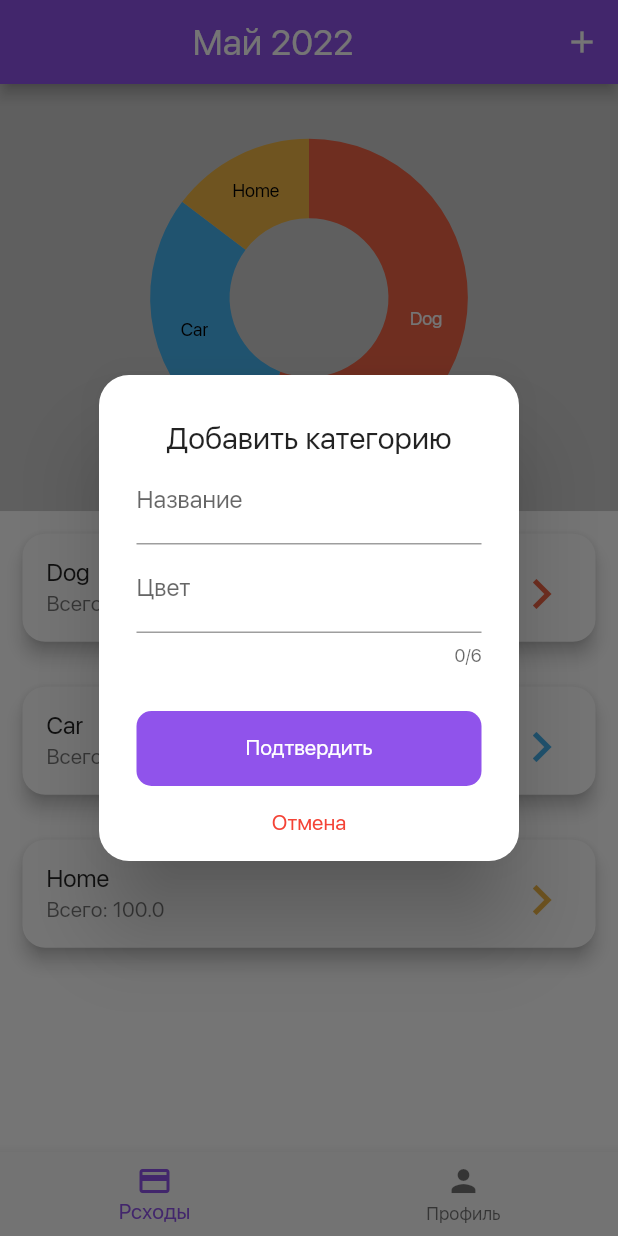
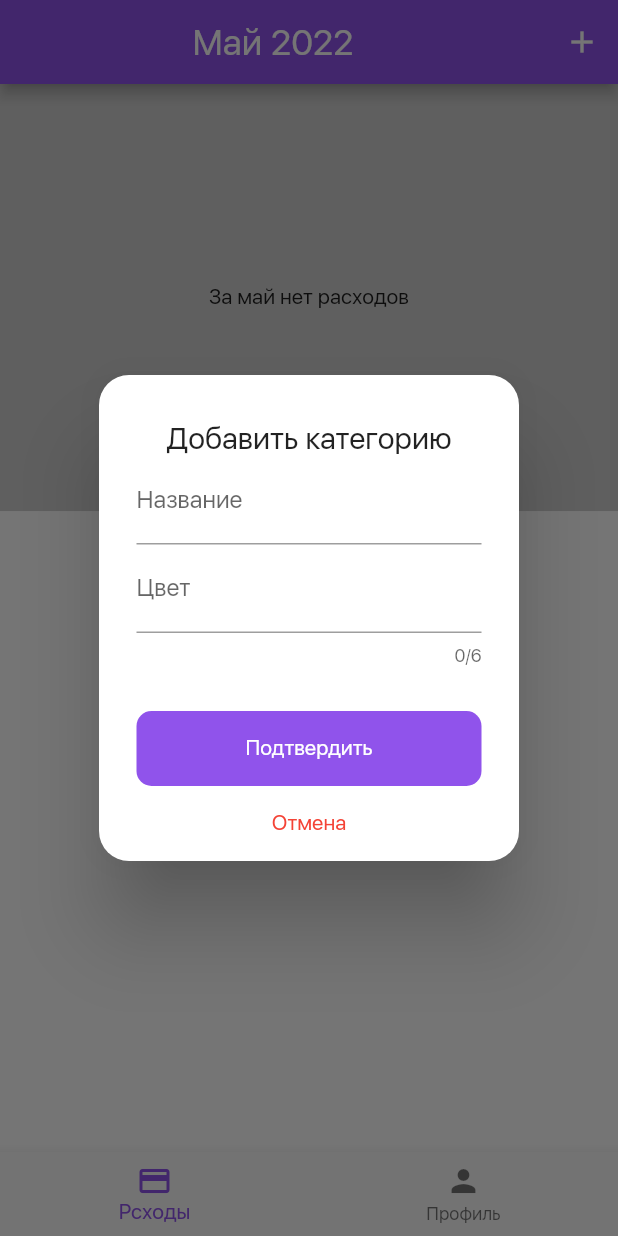
Before and after one commit to iaroshuk-dmitrii/money_tracker, a Flutter app: the screen it shows after launch, after a tap on "Войти", after a tap on the "add" icon, on a phone screen of 412 x 824 dp. Run offline on Flutter 3.47's test engine with Material 2 defaults, Android fonts, the phone set to English and light mode, and no system bars; our stand-ins replace basic_utils, bloc, cloud_firestore, firebase_auth, firebase_core, firebase_storage and 4 more; accounts and stored records are empty; network calls fail.

Commit message:
Добавление списка групп расходов в firestore

```diff
--- /dev/null
+++ b/lib/business_logic/firestore_bloc.dart
@@ -0,0 +1,89 @@
+import 'dart:async';
+import 'package:bloc/bloc.dart';
+import 'package:cloud_firestore/cloud_firestore.dart';
+import 'package:firebase_auth/firebase_auth.dart';
+import 'package:money_tracker/models/costs_group.dart';
+import 'package:money_tracker/repositories/auth_repository.dart';
+import 'package:money_tracker/repositories/firestore_repository.dart';
+
+class FirestoreBloc extends Bloc<FirestoreDataEvent, FirestoreState> {
+  final FirestoreRepository _firestoreRepository;
+  final AuthRepository _authRepository;
+  StreamSubscription<User?>? _userSubscription;
+  StreamSubscription<QuerySnapshot?>? _costGroupSubscription;
+
+  FirestoreBloc({
+    required FirestoreRepository firestoreRepository,
+    required AuthRepository authRepository,
+  })  : _firestoreRepository = firestoreRepository,
+        _authRepository = authRepository,
+        super(FirestoreState([])) {
+    on<UserChangedEvent>((event, emit) async {
+      print('FirestoreBloc: DataChangedEvent');
+      _costGroupSubscription?.cancel();
+      final user = event.user;
+      if (user != null) {
+        _costGroupSubscription = _firestoreRepository.groupSnapshot(userId: user.uid).listen((snapshot) {
+          add(CostGroupChangedEvent(snapshot));
+        });
+      }
+    });
+    on<CostGroupChangedEvent>((event, emit) async {
+      print('FirestoreBloc: CostGroupChangedEvent');
+      List<CostsGroup> costsGroups = [];
+      List<QueryDocumentSnapshot<Object?>> snapshots = event.snapshot?.docs ?? [];
+      for (QueryDocumentSnapshot<Object?> snapshot in snapshots) {
+        CostsGroup group = CostsGroup.fromQueryDocumentSnapshot(snapshot);
+        costsGroups.add(group);
+        print('costsGroup = ${group.toString()}');
+      }
+      emit(FirestoreState(costsGroups));
+    });
+    on<CostDataChangedEvent>((event, emit) async {
+      print('FirestoreBloc: CostGroupChangedEvent');
+    });
+    on<MonthDataChangedEvent>((event, emit) async {
+      print('FirestoreBloc: CostGroupChangedEvent');
+    });
+
+    _userSubscription = _authRepository.user.listen((user) {
+      add(UserChangedEvent(user));
+    });
+  }
+
+  @override
+  Future<void> close() {
+    _costGroupSubscription?.cancel();
+    _userSubscription?.cancel();
+    return super.close();
+  }
+}
+
+//------------------------------
+abstract class FirestoreDataEvent {}
+
+class UserChangedEvent extends FirestoreDataEvent {
+  final User? user;
+  UserChangedEvent(this.user);
+}
+
+class CostGroupChangedEvent extends FirestoreDataEvent {
+  QuerySnapshot? snapshot;
+  CostGroupChangedEvent(this.snapshot);
+}
+
+class CostDataChangedEvent extends FirestoreDataEvent {
+  QuerySnapshot? snapshot;
+  CostDataChangedEvent(this.snapshot);
+}
+
+class MonthDataChangedEvent extends FirestoreDataEvent {
+  DateTime dateTime;
+  MonthDataChangedEvent(this.dateTime);
+}
+
+//------------------------------
+class FirestoreState {
+  List<CostsGroup> costsGroups;
+  FirestoreState(this.costsGroups);
+}
--- a/lib/business_logic/group_cubit.dart
+++ b/lib/business_logic/group_cubit.dart
@@ -1,9 +1,19 @@
+import 'package:firebase_auth/firebase_auth.dart';
 import 'package:flutter_bloc/flutter_bloc.dart';
 import 'package:money_tracker/models/costs_group.dart';
+import 'package:money_tracker/repositories/auth_repository.dart';
+import 'package:money_tracker/repositories/firestore_repository.dart';
 
 class GroupCubit extends Cubit<GroupState> {
-  GroupCubit()
-      : super(const GroupState(
+  final FirestoreRepository _firestoreRepository;
+  final AuthRepository _authRepository;
+
+  GroupCubit({
+    required FirestoreRepository firestoreRepository,
+    required AuthRepository authRepository,
+  })  : _firestoreRepository = firestoreRepository,
+        _authRepository = authRepository,
+        super(const GroupState(
           name: '',
           intColor: '',
           status: GroupStatus.initial,
@@ -29,26 +39,32 @@ class GroupCubit extends Cubit<GroupState> {
     print('createGroup');
     emit(state.copyWith(status: GroupStatus.inProgress));
     try {
-      //TODO
+      User? user = await _authRepository.getCurrentUser();
+      if (user != null) {
         CostsGroup group = CostsGroup(
           name: state.name,
-        color: int.parse("FF" + state.intColor, radix: 16),
+          color: int.parse(state.intColor, radix: 16),
           costs: [],
         );
-      print(group.toString());
+        await _firestoreRepository.addGroup(userId: user.uid, group: group);
         emit(state.copyWith(status: GroupStatus.success, group: group));
+      }
     } catch (e) {
       print(e.toString());
       emit(state.copyWith(status: GroupStatus.error, error: e.toString()));
     }
   }
 
-  Future<void> deleteGroup(CostsGroup costsGroup) async {
+  Future<void> deleteGroup(CostsGroup group) async {
     print('deleteGroup');
     emit(state.copyWith(status: GroupStatus.inProgress));
     try {
-      //TODO
+      User? user = await _authRepository.getCurrentUser();
+      if (user != null) {
+        await _firestoreRepository.deleteGroup(userId: user.uid, group: group);
+        //TODO удалить документы пользователей
         emit(state.copyWith(status: GroupStatus.success));
+      }
     } catch (e) {
       print(e.toString());
       emit(state.copyWith(status: GroupStatus.error, error: e.toString()));
--- a/lib/main.dart
+++ b/lib/main.dart
@@ -4,12 +4,14 @@ import 'package:flutter_bloc/flutter_bloc.dart';
 import 'package:intl/intl.dart';
 import 'package:money_tracker/business_logic/auth_bloc.dart';
 import 'package:money_tracker/business_logic/cost_cubit.dart';
+import 'package:money_tracker/business_logic/firestore_bloc.dart';
 import 'package:money_tracker/business_logic/group_cubit.dart';
 import 'package:money_tracker/business_logic/image_picker_bloc.dart';
 import 'package:money_tracker/business_logic/login_cubit.dart';
 import 'package:money_tracker/business_logic/main_tabs_bloc.dart';
 import 'package:money_tracker/business_logic/profile_bloc.dart';
 import 'package:money_tracker/repositories/auth_repository.dart';
+import 'package:money_tracker/repositories/firestore_repository.dart';
 import 'package:money_tracker/repositories/storage_repository.dart';
 import 'package:money_tracker/ui/navigation.dart';
 import 'package:money_tracker/ui/theme.dart';
@@ -32,6 +34,7 @@ class MyApp extends StatelessWidget {
       providers: [
         RepositoryProvider(create: (BuildContext context) => AuthRepository()),
         RepositoryProvider(create: (BuildContext context) => StorageRepository()),
+        RepositoryProvider(create: (BuildContext context) => FirestoreRepository()),
       ],
       child: MultiBlocProvider(
         providers: [
@@ -41,11 +44,22 @@ class MyApp extends StatelessWidget {
           BlocProvider<ImagePickerBloc>(create: (context) => ImagePickerBloc()),
           BlocProvider<ProfileBloc>(
             create: (context) => ProfileBloc(
-                authRepository: context.read<AuthRepository>(), storageRepository: context.read<StorageRepository>()),
+              authRepository: context.read<AuthRepository>(),
+              storageRepository: context.read<StorageRepository>(),
+            ),
             lazy: false,
           ),
-          BlocProvider<GroupCubit>(create: (context) => GroupCubit()),
+          BlocProvider<GroupCubit>(
+              create: (context) => GroupCubit(
+                  authRepository: context.read<AuthRepository>(),
+                  firestoreRepository: context.read<FirestoreRepository>())),
           BlocProvider<CostCubit>(create: (context) => CostCubit()),
+          BlocProvider<FirestoreBloc>(
+            create: (context) => FirestoreBloc(
+                authRepository: context.read<AuthRepository>(),
+                firestoreRepository: context.read<FirestoreRepository>()),
+            lazy: false,
+          ),
         ],
         child: MaterialApp(
           theme: AppTheme.light,
--- a/lib/ui/screens/cost_accounting_screen.dart
+++ b/lib/ui/screens/cost_accounting_screen.dart
@@ -4,6 +4,7 @@ import 'package:flutter/services.dart';
 import 'package:flutter_bloc/flutter_bloc.dart';
 import 'package:intl/intl.dart';
 import 'package:money_tracker/business_logic/cost_cubit.dart';
+import 'package:money_tracker/business_logic/firestore_bloc.dart';
 import 'package:money_tracker/business_logic/group_cubit.dart';
 import 'package:money_tracker/models/costs_group.dart';
 import 'package:money_tracker/ui/constants.dart';
@@ -13,34 +14,12 @@ import 'package:money_tracker/ui/widgets/custom_alert_dialog.dart';
 import 'package:month_picker_dialog/month_picker_dialog.dart';
 import 'package:syncfusion_flutter_charts/charts.dart';
 
-import '../../models/costs_data.dart';
-
 class CostAccountingScreen extends StatelessWidget {
   const CostAccountingScreen({Key? key}) : super(key: key);
 
   @override
   Widget build(BuildContext context) {
     DateTime month = DateTime.now(); //TODO
-    List<CostsGroup> costsGroups = [
-      CostsGroup(
-          color: 15885638,
-          costs: [
-            CostData(cost: 380.0, id: '23', dateTime: DateTime.now()),
-          ],
-          name: 'Dog'),
-      CostsGroup(
-          color: 4633842,
-          costs: [
-            CostData(cost: 200, id: '23', dateTime: DateTime.now()),
-          ],
-          name: 'Car'),
-      CostsGroup(
-          color: 15906886,
-          costs: [
-            CostData(cost: 100, id: '23', dateTime: DateTime.now()),
-          ],
-          name: 'Home'),
-    ]; //TODO
     return Scaffold(
       appBar: _monthPickerAppBar(context),
       body: Column(
@@ -48,11 +27,11 @@ class CostAccountingScreen extends StatelessWidget {
         children: [
           Expanded(
             flex: 2,
-            child: _PieChartDiagram(costsGroups: costsGroups, month: month),
+            child: _PieChartDiagram(month: month),
           ),
-          Expanded(
+          const Expanded(
             flex: 3,
-            child: _CostsGroupsList(costsGroups: costsGroups),
+            child: _CostsGroupsList(),
           ),
         ],
       ),
@@ -101,17 +80,16 @@ Future<DateTime?> _selectMonth(BuildContext context) async {
 class _PieChartDiagram extends StatelessWidget {
   const _PieChartDiagram({
     Key? key,
-    required this.costsGroups,
     required this.month,
   }) : super(key: key);
 
-  final List<CostsGroup> costsGroups;
   final DateTime month;
 
   @override
   Widget build(BuildContext context) {
+    return BlocBuilder<FirestoreBloc, FirestoreState>(builder: (context, state) {
       List<CostsGroup> notEmptyCostsGroups = [];
-    for (CostsGroup costsGroup in costsGroups) {
+      for (CostsGroup costsGroup in state.costsGroups) {
         if (costsGroup.totalCosts != 0) {
           notEmptyCostsGroups.add(costsGroup);
         }
@@ -134,6 +112,7 @@ class _PieChartDiagram extends StatelessWidget {
               : Text('За ${DateFormat('MMMM').format(month)} нет расходов'),
         ),
       );
+    });
   }
 }
 
@@ -215,36 +194,33 @@ Future<dynamic> _deleteCostGroupDialog({required BuildContext context, required
 }
 
 class _CostsGroupsList extends StatelessWidget {
-  const _CostsGroupsList({
-    Key? key,
-    required this.costsGroups,
-  }) : super(key: key);
-
-  final List<CostsGroup> costsGroups;
+  const _CostsGroupsList({Key? key}) : super(key: key);
 
   @override
   Widget build(BuildContext context) {
     return ColoredBox(
       color: Colors.white,
-      child: ListView.builder(
-        itemCount: costsGroups.length,
+      child: BlocBuilder<FirestoreBloc, FirestoreState>(builder: (context, state) {
+        return ListView.builder(
+          itemCount: state.costsGroups.length,
           itemBuilder: (context, index) => CAListTitle(
-          title: costsGroups[index].name,
-          subtitle: costsGroups[index].totalCosts != 0.0
-              ? 'Всего: ' + costsGroups[index].totalCosts.toString()
+            title: state.costsGroups[index].name,
+            subtitle: state.costsGroups[index].totalCosts != 0.0
+                ? 'Всего: ' + state.costsGroups[index].totalCosts.toString()
                 : 'Добавить расход',
-          iconColor: Color(0xFF000000 + costsGroups[index].color),
+            iconColor: Color(0xFF000000 + state.costsGroups[index].color),
             onTap: () {
-            _createCostsDialog(context: context, costsGroup: costsGroups[index]);
+              _createCostsDialog(context: context, costsGroup: state.costsGroups[index]);
             },
             onLongPress: () {
-            _deleteCostGroupDialog(context: context, costsGroup: costsGroups[index]);
+              _deleteCostGroupDialog(context: context, costsGroup: state.costsGroups[index]);
             },
             onIconTap: () {
-            Navigator.of(context).pushNamed(Screens.costData, arguments: costsGroups[index]);
+              Navigator.of(context).pushNamed(Screens.costData, arguments: state.costsGroups[index]);
             },
           ),
-      ),
+        );
+      }),
     );
   }
 }
```
Also changed, not shown: lib/models/costs_group.dart (+13 -1 lines), lib/repositories/firestore_repository.dart (added, +46 -0 lines). Lines whose indentation alone changed are shown as unchanged.
